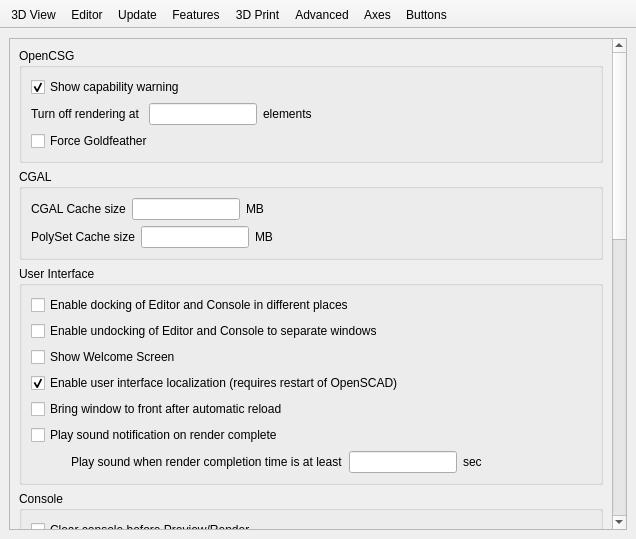
Old version of the form src/gui/Preferences.ui in the repository openscad/openscad.
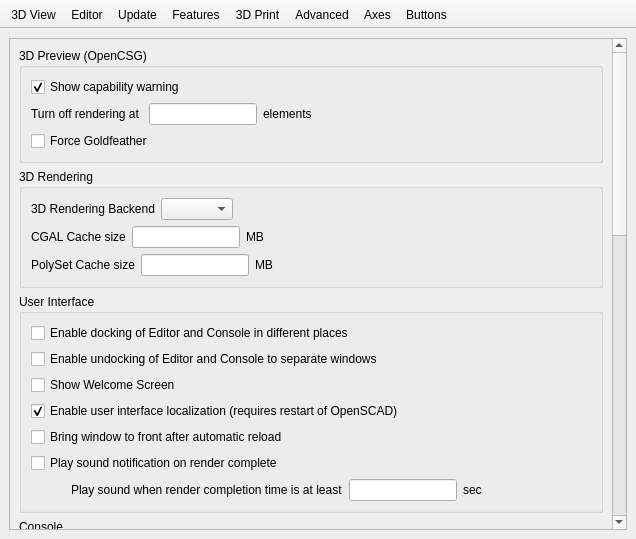
New version of the form. The open tabs and pages were chosen to show the change. Icons and pictures are not drawn. Custom widgets are drawn as their Qt base class.

Commit message: Backend setting (CGAL/Manifold) in UI & --backend flag

Patch:
```diff
--- a/src/gui/Preferences.ui
+++ b/src/gui/Preferences.ui
@@ -1642,7 +1642,7 @@
             <item>
              <widget class="QGroupBox" name="groupBox_CSG">
               <property name="title">
-               <string>OpenCSG</string>
+               <string>3D Preview (OpenCSG)</string>
               </property>
               <layout class="QVBoxLayout" name="verticalLayout_6">
                <item>
@@ -1709,9 +1709,36 @@
             <item>
              <widget class="QGroupBox" name="groupBox_CGAL">
               <property name="title">
-               <string>CGAL</string>
+               <string>3D Rendering</string>
               </property>
               <layout class="QVBoxLayout" name="verticalLayout_14">
+               <item>
+                <layout class="QHBoxLayout" name="horizontalLayoutRenderBackend3D">
+                 <item>
+                  <widget class="QLabel" name="labelRenderBackend3D">
+                   <property name="text">
+                    <string>3D Rendering Backend</string>
+                   </property>
+                  </widget>
+                 </item>
+                 <item>
+                  <widget class="QComboBox" name="comboBoxRenderBackend3D"/>
+                 </item>
+                 <item>
+                  <spacer name="horizontalSpacerRenderBackend3D">
+                   <property name="orientation">
+                    <enum>Qt::Horizontal</enum>
+                   </property>
+                   <property name="sizeHint" stdset="0">
+                    <size>
+                     <width>40</width>
+                     <height>20</height>
+                    </size>
+                   </property>
+                  </spacer>
+                 </item>
+                </layout>
+               </item>
                <item>
                 <layout class="QHBoxLayout" name="horizontalLayout_cgalCacheSizeMB">
                  <item>
```
Left out of the diff: 2 changed lines with no effect on the pictures. The commit also changes 17 other files.
